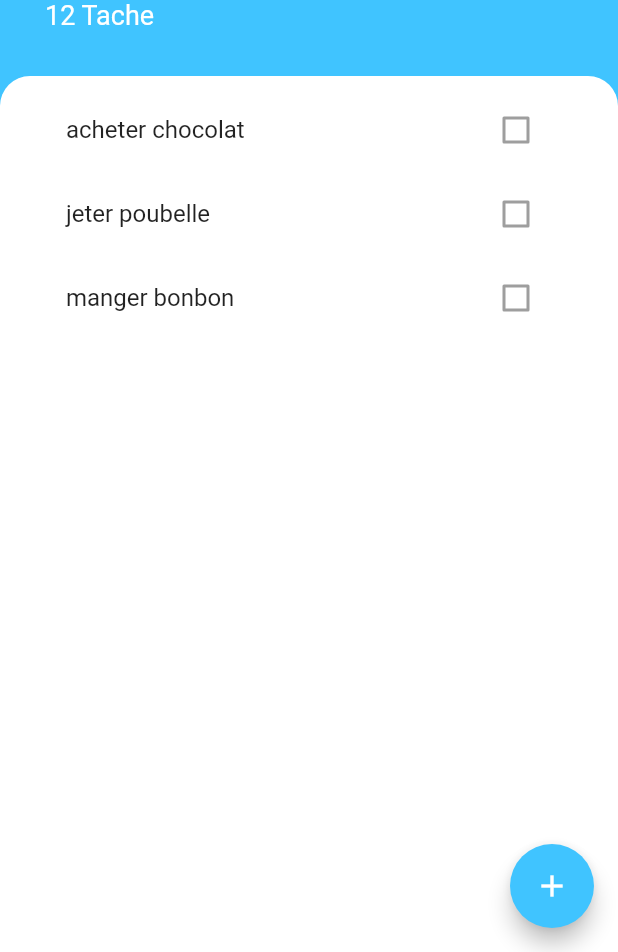
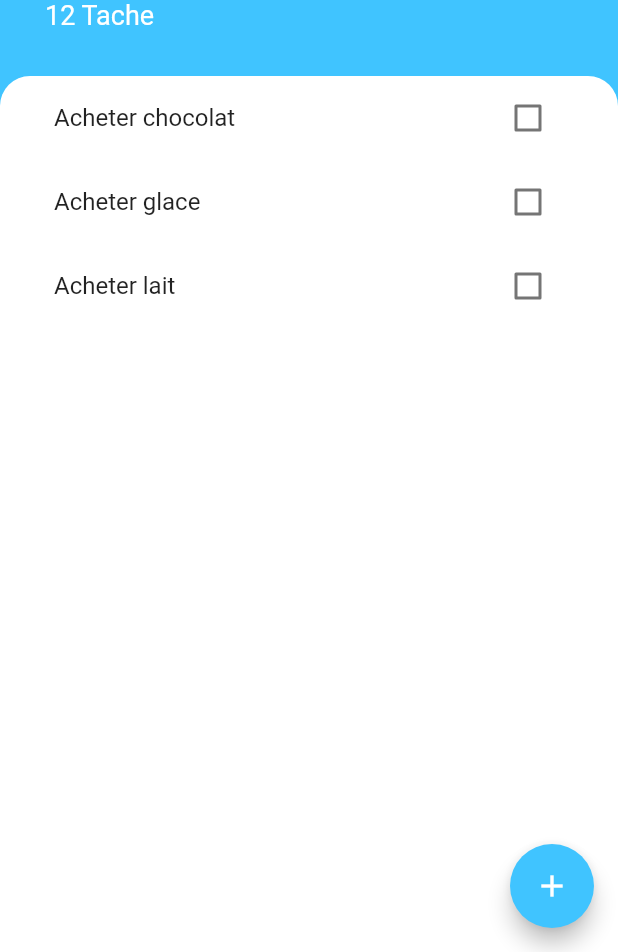
Before and after one commit to yos95/todoey-flutter, a Flutter app: the screen it shows after launch, on a phone screen of 412 x 824 dp, the part 284-1236 px from its top. Run offline on Flutter 3.47's test engine with Material 2 defaults, Android fonts, the phone set to English and light mode, and no system bars.

Commit message:
add dynamique liste

```diff
--- /dev/null
+++ b/lib/models/task.dart
@@ -0,0 +1,8 @@
+class Task {
+  final String name;
+  bool isDone;
+  Task({this.name, this.isDone = false});
+  void toggleDone() {
+    isDone = !isDone;
+  }
+}
--- a/lib/widgets/task_tile.dart
+++ b/lib/widgets/task_tile.dart
@@ -1,20 +1,23 @@
 import 'package:flutter/material.dart';
 
 class TaskTile extends StatelessWidget {
-  TaskTile({this.checkbox, this.onTap, this.text});
-  String text;
-  Checkbox checkbox;
-  Function onTap;
-
+  final bool isChecked;
+  final String taskTitle;
+  final Function checkboxCallback;
+  TaskTile({this.taskTitle, this.isChecked, this.checkboxCallback});
   @override
   Widget build(BuildContext context) {
-    checkbox = Checkbox(
-      value: false,
-    );
     return ListTile(
-      title: Text(text),
-      trailing: checkbox,
-      onTap: onTap,
+      title: Text(
+        taskTitle,
+        style: TextStyle(
+            decoration: isChecked ? TextDecoration.lineThrough : null),
+      ),
+      trailing: Checkbox(
+        activeColor: Colors.lightBlueAccent,
+        value: isChecked,
+        onChanged: checkboxCallback,
+      ),
     );
   }
 }
--- a/lib/widgets/tasks_list.dart
+++ b/lib/widgets/tasks_list.dart
@@ -1,22 +1,33 @@
 import 'package:flutter/material.dart';
+import 'package:todoey_flutter/models/task.dart';
 import 'package:todoey_flutter/widgets/task_tile.dart';
 
-class TaskList extends StatelessWidget {
+class TaskList extends StatefulWidget {
+  @override
+  _TaskListState createState() => _TaskListState();
+}
+
+class _TaskListState extends State<TaskList> {
+  List<Task> tasks = [
+    Task(name: 'Acheter chocolat'),
+    Task(name: 'Acheter glace'),
+    Task(name: 'Acheter lait'),
+  ];
   @override
   Widget build(BuildContext context) {
-    return ListView(
-      padding: const EdgeInsets.all(8.0),
-      children: <Widget>[
-        TaskTile(
-          text: 'acheter chocolat',
-        ),
-        TaskTile(
-          text: 'jeter poubelle',
-        ),
-        TaskTile(
-          text: 'manger bonbon',
-        ),
-      ],
+    return ListView.builder(
+      itemBuilder: (context, index) {
+        return TaskTile(
+          taskTitle: tasks[index].name,
+          isChecked: tasks[index].isDone,
+          checkboxCallback: (checkboxState) {
+            setState(() {
+              tasks[index].toggleDone();
+            });
+          },
+        );
+      },
+      itemCount: tasks.length,
     );
   }
 }
```
